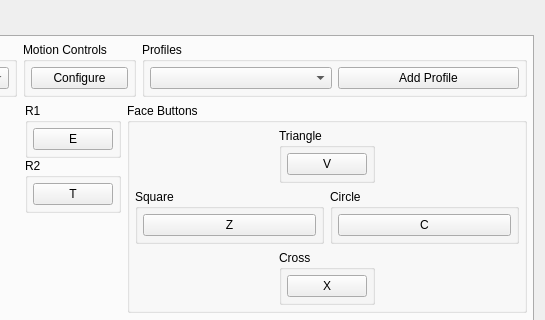
The window that rpcs3/rpcs3qt/pad_settings_dialog.ui (RPCS3/rpcs3) describes before a commit, drawn with Qt 5; both pictures show x 777 to 1322 and y 0 to 320 of the 1322 by 884 pixel window.
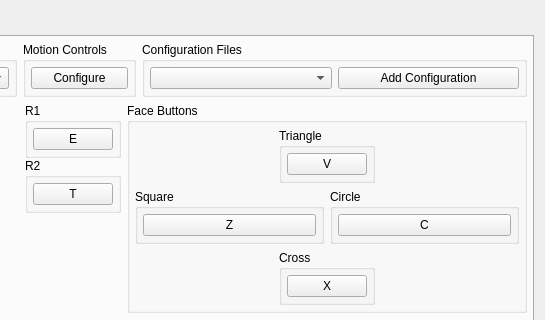
The same window after the commit. Icons and pictures are not drawn.

Commit message: Qt: rename pad profiles to config files

What changed in the file:
```diff
--- a/rpcs3/rpcs3qt/pad_settings_dialog.ui
+++ b/rpcs3/rpcs3qt/pad_settings_dialog.ui
@@ -149,7 +149,7 @@
           <item>
            <widget class="QGroupBox" name="gb_profiles">
             <property name="title">
-             <string>Profiles</string>
+             <string>Configuration Files</string>
             </property>
             <layout class="QHBoxLayout" name="gb_profiles_layout">
              <property name="leftMargin">
@@ -170,7 +170,7 @@
              <item>
               <widget class="QPushButton" name="b_addProfile">
                <property name="text">
-                <string>Add Profile</string>
+                <string>Add Configuration</string>
                </property>
                <property name="autoDefault">
                 <bool>false</bool>
```
Left out of the diff: 8 changed lines with no effect on the pictures. The commit also changes 8 other files.
